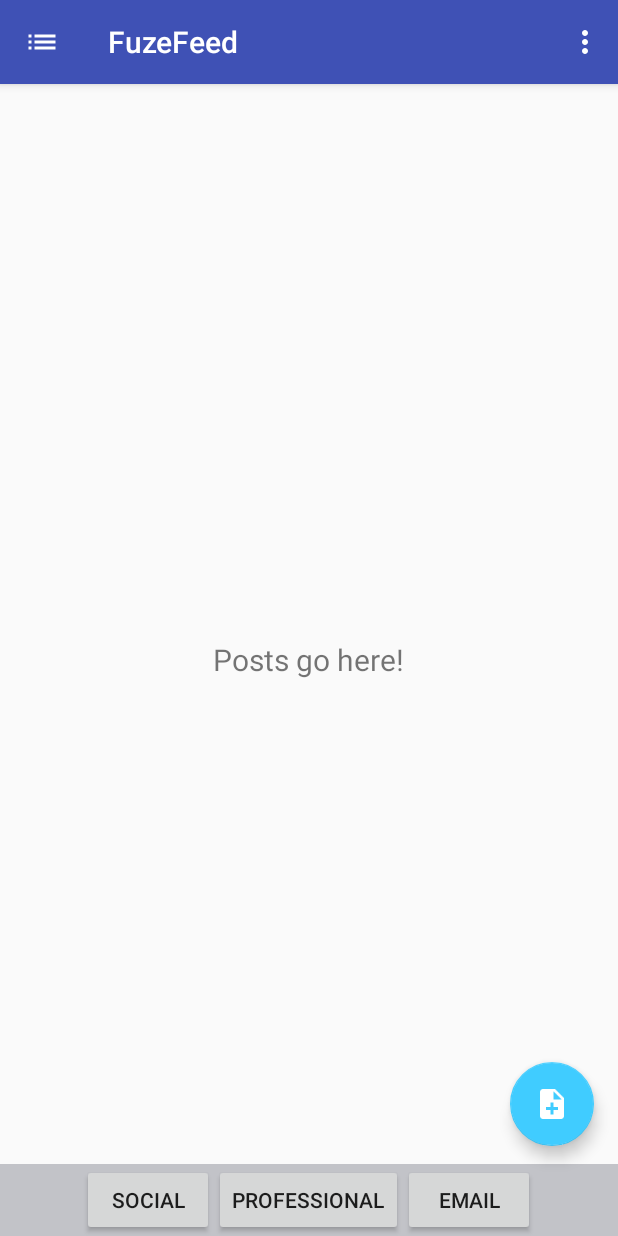
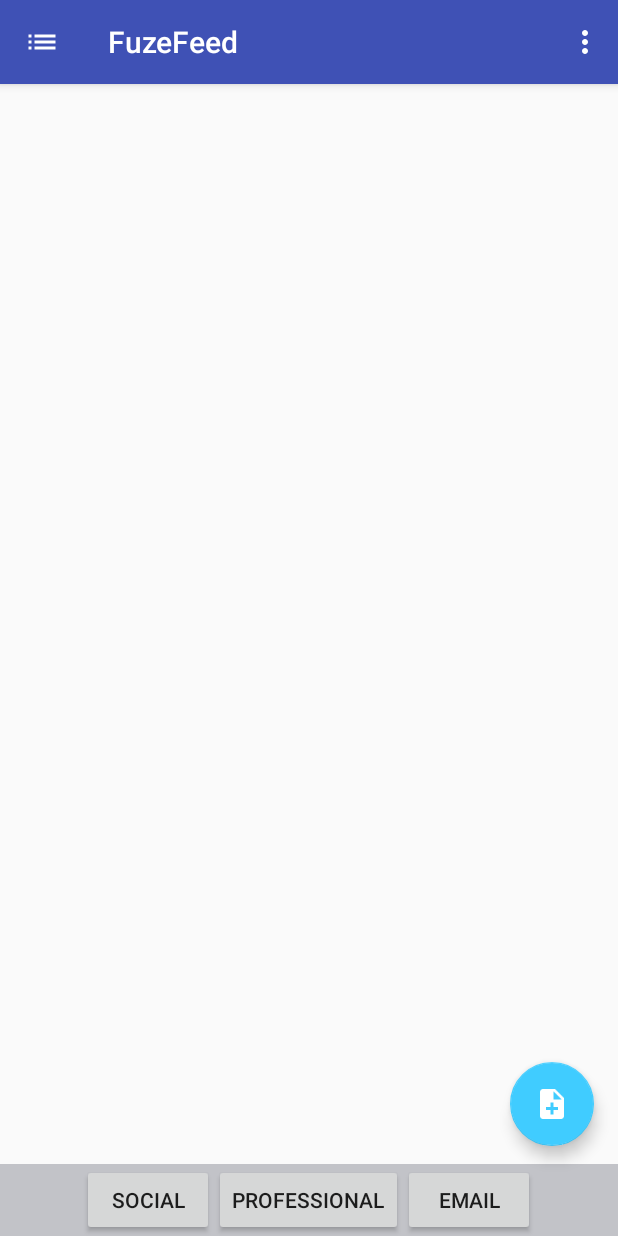
Before and after one commit to bergvel1/FuzeFeed, an Android app: the screen it shows after launch (MainActivity), after a tap on "PROFESSIONAL", on a phone screen of 412 x 824 dp. Run offline under Robolectric (Android 15) with nearby library versions, the phone set to English and light mode, and no system bars; 1 other tap on this screen came first.

Commit message:
removed background text

```diff
--- a/app/src/main/res/layout/content_main.xml
+++ b/app/src/main/res/layout/content_main.xml
@@ -11,12 +11,12 @@
     tools:showIn="@layout/app_bar_main">
 
     <!--Visible when there are no posts in front of it-->
-    <TextView
+    <!--<TextView
         android:layout_width="wrap_content"
         android:layout_height="wrap_content"
         android:textSize="20dp"
         android:layout_centerInParent="true"
-        android:text="Posts go here!" />
+        android:text="Posts go here!" />-->
 
 
 
```
